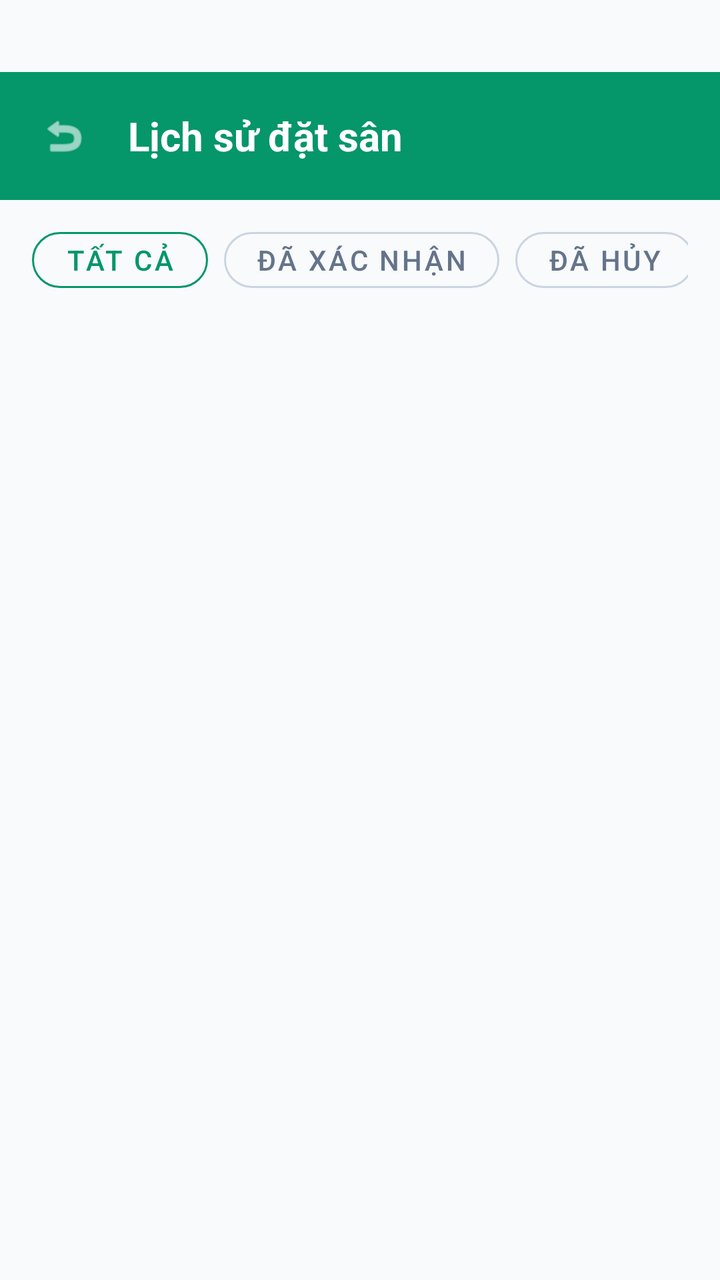
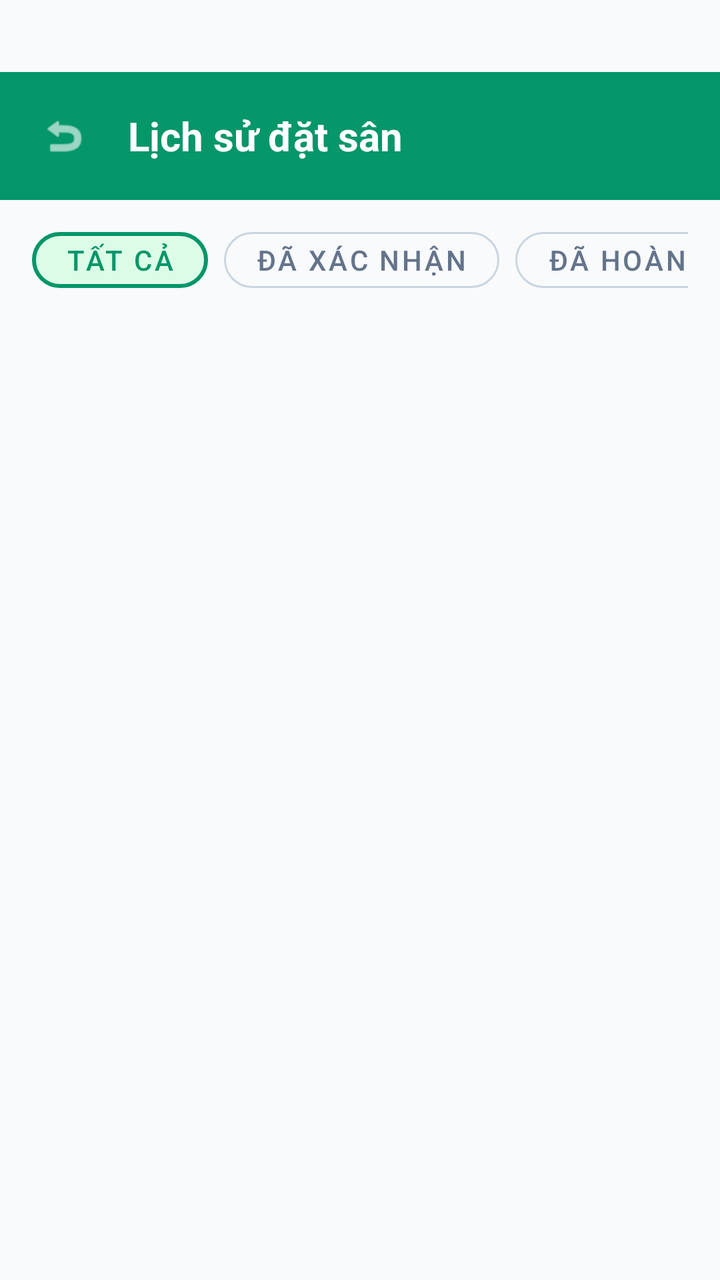

Two renders of the same Android screen: before a commit and after it. Below are the layout's source before the change and the commit's diff.
<!-- AndroidManifest.xml: application theme Theme.BadmintonBooking -->
<!-- res/layout/activity_history.xml -->
<?xml version="1.0" encoding="utf-8"?>
<LinearLayout xmlns:android="http://schemas.android.com/apk/res/android"
    xmlns:app="http://schemas.android.com/apk/res-auto"
    xmlns:tools="http://schemas.android.com/tools"
    android:layout_width="match_parent"
    android:layout_height="match_parent"
    android:background="#F8FAFC"
    android:orientation="vertical"
    android:paddingTop="36dp">



    
    <LinearLayout
        android:layout_width="match_parent"
        android:layout_height="wrap_content"
        android:background="#059669"
        android:gravity="center_vertical"
        android:orientation="horizontal"
        android:padding="16dp">

        <ImageView
            android:id="@+id/btnBack"
            android:layout_width="32dp"
            android:layout_height="32dp"
            android:background="?attr/selectableItemBackgroundBorderless"
            android:padding="4dp"
            android:src="@android:drawable/ic_menu_revert"
            app:tint="#FFFFFF" />

        <TextView
            android:layout_width="0dp"
            android:layout_height="wrap_content"
            android:layout_marginStart="16dp"
            android:layout_weight="1"
            android:text="Lịch sử đặt sân"
            android:textColor="#FFFFFF"
            android:textSize="20sp"
            android:textStyle="bold" />
    </LinearLayout>

    
    <HorizontalScrollView
        android:layout_width="match_parent"
        android:layout_height="wrap_content"
        android:paddingHorizontal="16dp"
        android:paddingVertical="10dp"
        android:scrollbars="none">

        <LinearLayout
            android:layout_width="wrap_content"
            android:layout_height="wrap_content"
            android:orientation="horizontal">

            <com.google.android.material.button.MaterialButton
                android:id="@+id/btnFilterAll"
                style="@style/Widget.MaterialComponents.Button.OutlinedButton"
                android:layout_width="wrap_content"
                android:layout_height="40dp"
                android:text="Tất cả"
                android:textColor="#059669"
                app:cornerRadius="20dp"
                app:strokeColor="#059669" />

            <com.google.android.material.button.MaterialButton
                android:id="@+id/btnFilterConfirmed"
                style="@style/Widget.MaterialComponents.Button.OutlinedButton"
                android:layout_width="wrap_content"
                android:layout_height="40dp"
                android:layout_marginStart="8dp"
                android:text="Đã xác nhận"
                android:textColor="#64748B"
                app:cornerRadius="20dp"
                app:strokeColor="#CBD5E1" />

            <com.google.android.material.button.MaterialButton
                android:id="@+id/btnFilterCancelled"
                style="@style/Widget.MaterialComponents.Button.OutlinedButton"
                android:layout_width="wrap_content"
                android:layout_height="40dp"
                android:layout_marginStart="8dp"
                android:text="Đã hủy"
                android:textColor="#64748B"
                app:cornerRadius="20dp"
                app:strokeColor="#CBD5E1" />
        </LinearLayout>
    </HorizontalScrollView>

    
    <androidx.recyclerview.widget.RecyclerView
        android:id="@+id/rvHistory"
        android:layout_width="match_parent"
        android:layout_height="0dp"
        android:layout_weight="1"
        android:clipToPadding="false"
        android:paddingHorizontal="16dp"
        android:paddingTop="8dp"
        android:paddingBottom="16dp"
        tools:listitem="@layout/item_history" />

    
    <LinearLayout
        android:id="@+id/layoutEmpty"
        android:layout_width="match_parent"
        android:layout_height="0dp"
        android:layout_weight="1"
        android:gravity="center"
        android:orientation="vertical"
        android:visibility="gone">

        <ImageView
            android:layout_width="100dp"
            android:layout_height="100dp"
            android:alpha="0.4"
            android:src="@android:drawable/ic_menu_recent_history"
            app:tint="#64748B" />

        <TextView
            android:layout_width="wrap_content"
            android:layout_height="wrap_content"
            android:layout_marginTop="12dp"
            android:text="Bạn chưa có lịch đặt sân nào"
            android:textColor="#64748B"
            android:textSize="16sp" />
    </LinearLayout>

</LinearLayout>
<!-- res/layout/item_history.xml (included above) -->
<?xml version="1.0" encoding="utf-8"?>
<com.google.android.material.card.MaterialCardView xmlns:android="http://schemas.android.com/apk/res/android"
    xmlns:app="http://schemas.android.com/apk/res-auto"
    android:layout_width="match_parent"
    android:layout_height="wrap_content"
    android:layout_marginBottom="12dp"
    app:cardBackgroundColor="#FFFFFF"
    app:cardCornerRadius="14dp"
    app:cardElevation="2dp"
    app:strokeColor="#E2E8F0"
    app:strokeWidth="1dp">

    <LinearLayout
        android:layout_width="match_parent"
        android:layout_height="wrap_content"
        android:orientation="vertical"
        android:padding="16dp">

        <LinearLayout
            android:layout_width="match_parent"
            android:layout_height="wrap_content"
            android:gravity="center_vertical"
            android:orientation="horizontal">

            <TextView
                android:id="@+id/tvHistoryCourtId"
                android:layout_width="0dp"
                android:layout_height="wrap_content"
                android:layout_weight="1"
                android:text="Sân Cầu Lông Thành Công"
                android:textColor="#0F172A"
                android:textSize="16sp"
                android:textStyle="bold" />

            <TextView
                android:id="@+id/tvHistoryStatus"
                android:layout_width="wrap_content"
                android:layout_height="wrap_content"
                android:background="#DCFCE7"
                android:paddingHorizontal="10dp"
                android:paddingVertical="4dp"
                android:text="Đã xác nhận"
                android:textColor="#16A34A"
                android:textSize="12sp"
                android:textStyle="bold" />
        </LinearLayout>

        <View
            android:layout_width="match_parent"
            android:layout_height="1dp"
            android:layout_marginVertical="10dp"
            android:background="#F1F5F9" />

        <TextView
            android:id="@+id/tvHistoryTimes"
            android:layout_width="match_parent"
            android:layout_height="wrap_content"
            android:drawablePadding="8dp"
            android:text="🕒 18:00 - 19:00 • 20/08/2026"
            android:textColor="#475569"
            android:textSize="14sp" />

        <TextView
            android:id="@+id/tvHistoryTotal"
            android:layout_width="match_parent"
            android:layout_height="wrap_content"
            android:layout_marginTop="8dp"
            android:text="Tổng tiền: 120.000đ"
            android:textColor="#059669"
            android:textSize="15sp"
            android:textStyle="bold" />

    </LinearLayout>
</com.google.android.material.card.MaterialCardView>
<!-- resources referenced by this layout -->
<resources>
  <style name="Theme.BadmintonBooking" parent="Base.Theme.BadmintonBooking" />
  <style name="Base.Theme.BadmintonBooking" parent="Theme.Material3.DayNight.NoActionBar">
          
          
      </style>
</resources>

<!-- the commit's change to res/layout/activity_history.xml (unified diff, before → after) -->
@@ -8,8 +8,6 @@
     android:orientation="vertical"
     android:paddingTop="36dp">
 
-
-
     
     <LinearLayout
         android:layout_width="match_parent"
@@ -52,6 +50,7 @@
             android:layout_height="wrap_content"
             android:orientation="horizontal">
 
+            
             <com.google.android.material.button.MaterialButton
                 android:id="@+id/btnFilterAll"
                 style="@style/Widget.MaterialComponents.Button.OutlinedButton"
@@ -60,8 +59,11 @@
                 android:text="Tất cả"
                 android:textColor="#059669"
                 app:cornerRadius="20dp"
-                app:strokeColor="#059669" />
-
+                app:strokeColor="#059669"
+                app:strokeWidth="2dp"
+                android:backgroundTint="#DCFCE7"/>
+
+            
             <com.google.android.material.button.MaterialButton
                 android:id="@+id/btnFilterConfirmed"
                 style="@style/Widget.MaterialComponents.Button.OutlinedButton"
@@ -71,8 +73,25 @@
                 android:text="Đã xác nhận"
                 android:textColor="#64748B"
                 app:cornerRadius="20dp"
-                app:strokeColor="#CBD5E1" />
-
+                app:strokeColor="#CBD5E1"
+                app:strokeWidth="1dp"
+                android:backgroundTint="@android:color/transparent"/>
+
+            
+            <com.google.android.material.button.MaterialButton
+                android:id="@+id/btnFilterCompleted"
+                style="@style/Widget.MaterialComponents.Button.OutlinedButton"
+                android:layout_width="wrap_content"
+                android:layout_height="40dp"
+                android:layout_marginStart="8dp"
+                android:text="Đã hoàn thành"
+                android:textColor="#64748B"
+                app:cornerRadius="20dp"
+                app:strokeColor="#CBD5E1"
+                app:strokeWidth="1dp"
+                android:backgroundTint="@android:color/transparent"/>
+
+            
             <com.google.android.material.button.MaterialButton
                 android:id="@+id/btnFilterCancelled"
                 style="@style/Widget.MaterialComponents.Button.OutlinedButton"
@@ -82,7 +101,9 @@
                 android:text="Đã hủy"
                 android:textColor="#64748B"
                 app:cornerRadius="20dp"
-                app:strokeColor="#CBD5E1" />
+                app:strokeColor="#CBD5E1"
+                app:strokeWidth="1dp"
+                android:backgroundTint="@android:color/transparent"/>
         </LinearLayout>
     </HorizontalScrollView>
 
